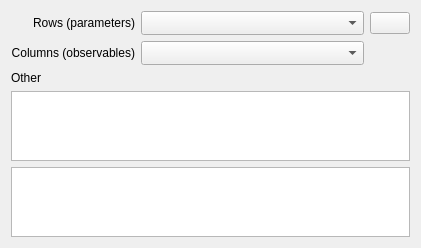
Before: the Qt Designer form copasi/UI/CQArrayAnnotationsWidget.ui in copasi/COPASI, drawn with Qt 5.
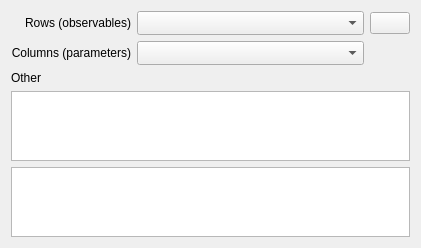
After: the same form once the commit is applied. Icons and pictures are not drawn. Custom widgets are drawn as their Qt base class.

Commit message: Bug 2061: Table Annotation labels interchanges parameters and observables -switched text in parentheses

Patch:
```diff
--- a/copasi/UI/CQArrayAnnotationsWidget.ui
+++ b/copasi/UI/CQArrayAnnotationsWidget.ui
@@ -23,7 +23,7 @@
    <item row="0" column="0" colspan="2">
     <widget class="QLabel" name="mpLblRows">
      <property name="text">
-      <string>Rows (parameters)</string>
+      <string>Rows (observables)</string>
      </property>
      <property name="alignment">
       <set>Qt::AlignRight|Qt::AlignTrailing|Qt::AlignVCenter</set>
@@ -118,7 +118,7 @@
    <item row="1" column="0" colspan="2">
     <widget class="QLabel" name="mpLblColumns">
      <property name="text">
-      <string>Columns (observables)</string>
+      <string>Columns (parameters)</string>
      </property>
      <property name="alignment">
       <set>Qt::AlignRight|Qt::AlignTrailing|Qt::AlignVCenter</set>
```
Left out of the diff: 2 changed lines with no effect on the pictures.
